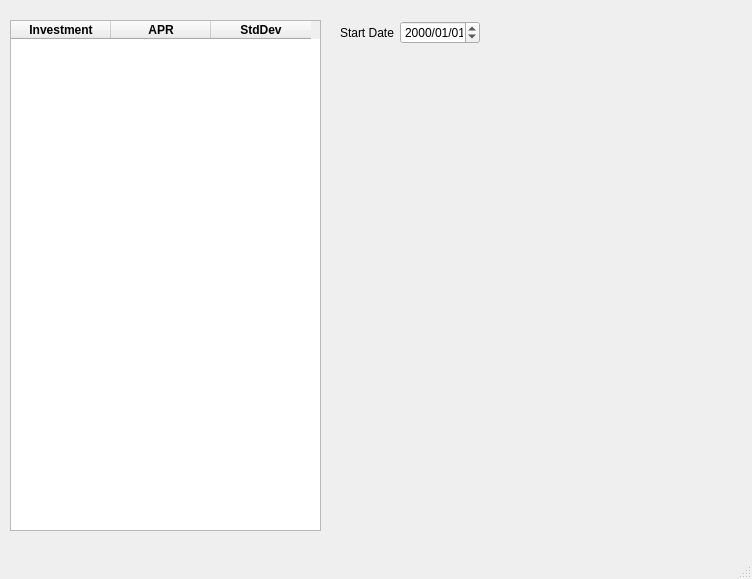
Above: BookKeeping/GUI/InvestmentAnalysis.ui from cowtony/BookKeeping before the change. Below: the same form after it.
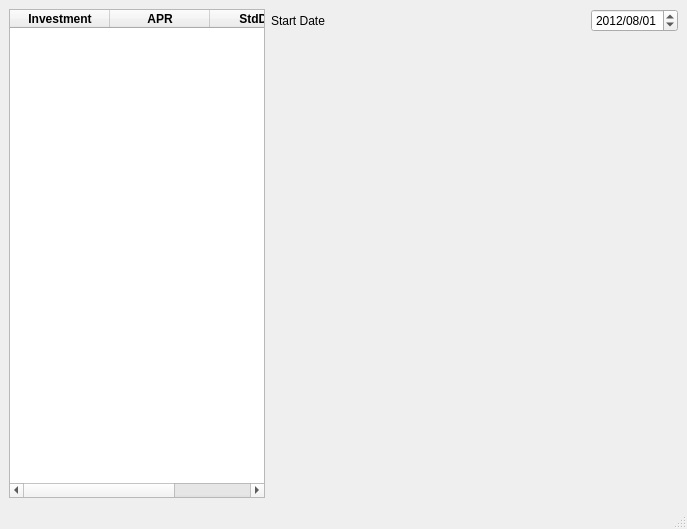
That is the form after the change. Icons and pictures are not drawn. Custom widgets are drawn as their Qt base class.

Commit message: Finish adding investment analysis function!

```diff
--- a/BookKeeping/GUI/InvestmentAnalysis.ui
+++ b/BookKeeping/GUI/InvestmentAnalysis.ui
@@ -6,8 +6,8 @@
    <rect>
     <x>0</x>
     <y>0</y>
-    <width>752</width>
-    <height>579</height>
+    <width>687</width>
+    <height>529</height>
    </rect>
   </property>
   <property name="windowTitle">
@@ -18,14 +18,14 @@
     <normaloff>:/resource/Investment_Analysis.png</normaloff>:/resource/Investment_Analysis.png</iconset>
   </property>
   <widget class="QWidget" name="centralwidget">
+   <layout class="QHBoxLayout" name="horizontalLayout">
+    <item>
    <widget class="QTableWidget" name="investmentTableWidget">
-    <property name="geometry">
-     <rect>
-      <x>10</x>
-      <y>20</y>
-      <width>311</width>
-      <height>511</height>
-     </rect>
+      <property name="sizePolicy">
+       <sizepolicy hsizetype="Fixed" vsizetype="Expanding">
+        <horstretch>0</horstretch>
+        <verstretch>0</verstretch>
+       </sizepolicy>
     </property>
     <column>
      <property name="text">
@@ -61,42 +61,45 @@
      </property>
     </column>
    </widget>
-   <widget class="QWidget" name="layoutWidget">
-    <property name="geometry">
-     <rect>
-      <x>340</x>
-      <y>20</y>
-      <width>140</width>
-      <height>25</height>
-     </rect>
-    </property>
-    <layout class="QHBoxLayout" name="horizontalLayout">
+    </item>
      <item>
+     <layout class="QGridLayout" name="gridLayout">
+      <item row="0" column="0">
       <widget class="QLabel" name="startDateLabel">
+        <property name="sizePolicy">
+         <sizepolicy hsizetype="MinimumExpanding" vsizetype="Preferred">
+          <horstretch>0</horstretch>
+          <verstretch>0</verstretch>
+         </sizepolicy>
+        </property>
        <property name="text">
         <string>Start Date</string>
        </property>
       </widget>
      </item>
-     <item>
+      <item row="0" column="1">
       <widget class="QDateEdit" name="startDateEdit">
+        <property name="dateTime">
+         <datetime>
+          <hour>0</hour>
+          <minute>0</minute>
+          <second>0</second>
+          <year>2012</year>
+          <month>8</month>
+          <day>1</day>
+         </datetime>
+        </property>
        <property name="displayFormat">
         <string>yyyy/MM/dd</string>
        </property>
       </widget>
      </item>
-    </layout>
-   </widget>
-   <widget class="QWidget" name="chartViewWidget" native="true">
-    <property name="geometry">
-     <rect>
-      <x>340</x>
-      <y>60</y>
-      <width>391</width>
-      <height>471</height>
-     </rect>
-    </property>
-   </widget>
+      <item row="1" column="0" colspan="2">
+       <widget class="QChartView" name="chartView" native="true"/>
+      </item>
+     </layout>
+    </item>
+   </layout>
   </widget>
   <widget class="QMenuBar" name="menubar">
    <property name="geometry">
@@ -110,6 +113,14 @@
   </widget>
   <widget class="QStatusBar" name="statusbar"/>
  </widget>
+ <customwidgets>
+  <customwidget>
+   <class>QChartView</class>
+   <extends>QWidget</extends>
+   <header>qchartview.h</header>
+   <container>1</container>
+  </customwidget>
+ </customwidgets>
  <resources>
   <include location="../resources.qrc"/>
  </resources>
```
Left out of the diff: 2 changed lines with no effect on the pictures. Lines whose indentation alone changed are shown as unchanged. The commit also changes 6 other files.
